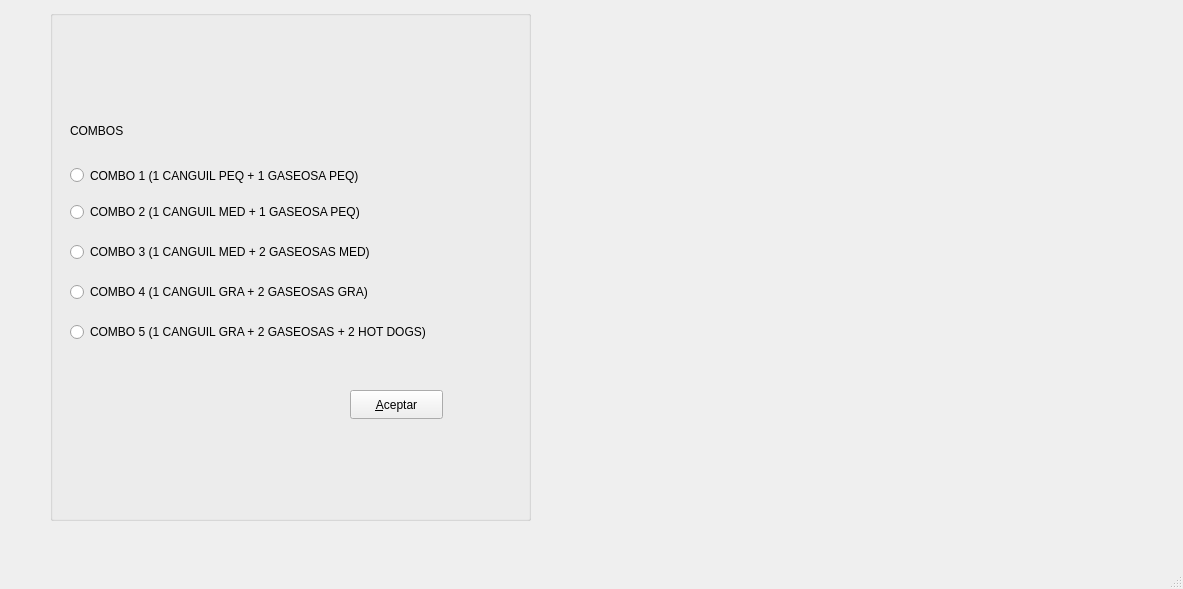
The window that dulceria.ui (Santi-gdl/ProyectoCinep2) describes before a commit, drawn with Qt 5.
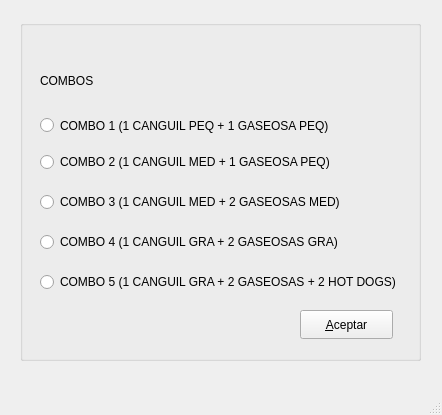
The same window after the commit.

What changed in the file:
```diff
--- a/dulceria.ui
+++ b/dulceria.ui
@@ -6,8 +6,8 @@
    <rect>
     <x>0</x>
     <y>0</y>
-    <width>1183</width>
-    <height>589</height>
+    <width>442</width>
+    <height>415</height>
    </rect>
   </property>
   <property name="windowTitle">
@@ -17,10 +17,10 @@
    <widget class="QGroupBox" name="groupBox">
     <property name="geometry">
      <rect>
-      <x>50</x>
-      <y>10</y>
-      <width>481</width>
-      <height>511</height>
+      <x>20</x>
+      <y>20</y>
+      <width>401</width>
+      <height>341</height>
      </rect>
     </property>
     <property name="title">
@@ -30,7 +30,7 @@
      <property name="geometry">
       <rect>
        <x>20</x>
-       <y>150</y>
+       <y>90</y>
        <width>351</width>
        <height>31</height>
       </rect>
@@ -43,7 +43,7 @@
      <property name="geometry">
       <rect>
        <x>20</x>
-       <y>100</y>
+       <y>40</y>
        <width>241</width>
        <height>41</height>
       </rect>
@@ -59,7 +59,7 @@
      <property name="geometry">
       <rect>
        <x>20</x>
-       <y>190</y>
+       <y>130</y>
        <width>431</width>
        <height>24</height>
       </rect>
@@ -72,7 +72,7 @@
      <property name="geometry">
       <rect>
        <x>20</x>
-       <y>230</y>
+       <y>170</y>
        <width>441</width>
        <height>24</height>
       </rect>
@@ -85,7 +85,7 @@
      <property name="geometry">
       <rect>
        <x>20</x>
-       <y>270</y>
+       <y>210</y>
        <width>401</width>
        <height>24</height>
       </rect>
@@ -98,7 +98,7 @@
      <property name="geometry">
       <rect>
        <x>20</x>
-       <y>310</y>
+       <y>250</y>
        <width>441</width>
        <height>24</height>
       </rect>
@@ -123,8 +123,8 @@
     <widget class="QPushButton" name="Accept">
      <property name="geometry">
       <rect>
-       <x>300</x>
-       <y>380</y>
+       <x>280</x>
+       <y>290</y>
        <width>93</width>
        <height>29</height>
       </rect>
```
Left out of the diff: 2 changed lines with no effect on the pictures.
